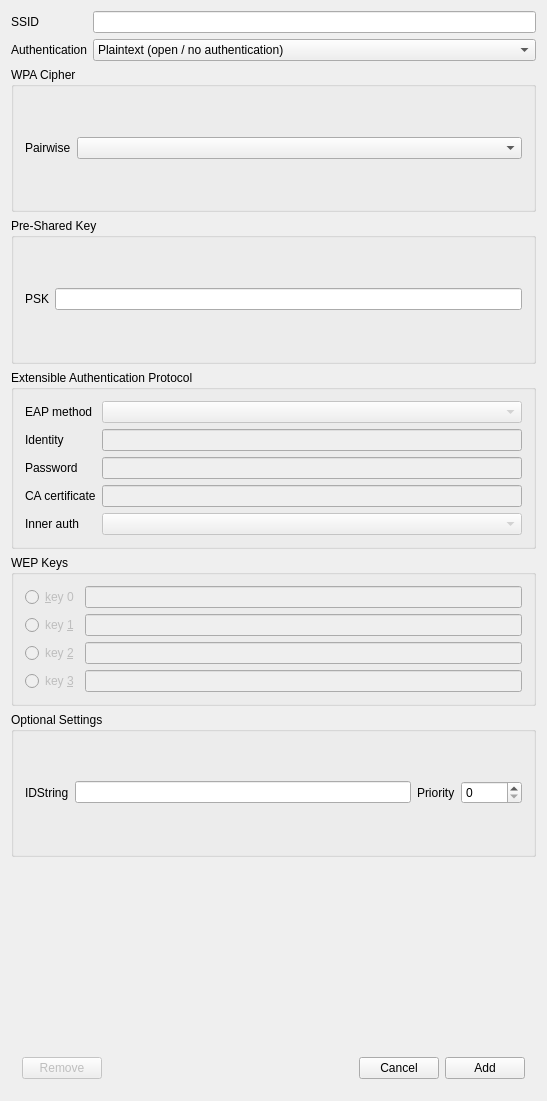
Above: src/networkconfig.ui from loh-tar/wpa-cute before the change. Below: the same form after it.
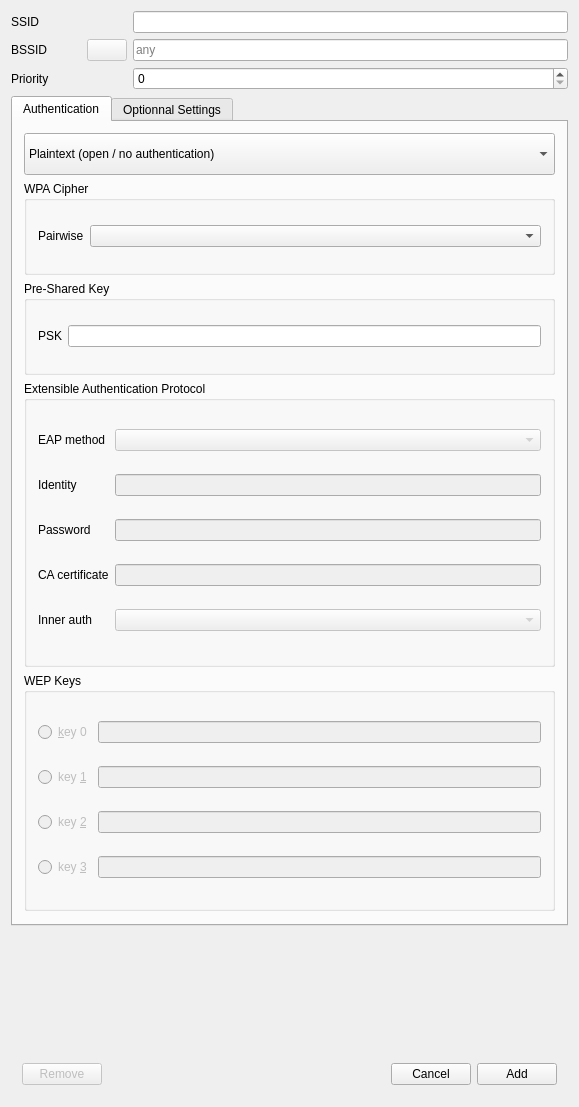
That is the form after the change. Icons and pictures are not drawn.

Commit message:
NetworkConfig: Add BSSID
...has been also time!

- Move Priority up to SSID/BSSID because I think it's important enough
  to have these prominent placement
- Move Optional Settings onto an own (new) tab, needs to be filled!
- Better working resize of the dialog to its content

```diff
--- a/src/networkconfig.ui
+++ b/src/networkconfig.ui
@@ -6,86 +6,338 @@
    <rect>
     <x>0</x>
     <y>0</y>
-    <width>547</width>
-    <height>1101</height>
+    <width>579</width>
+    <height>1107</height>
    </rect>
   </property>
   <property name="sizePolicy">
-   <sizepolicy hsizetype="Preferred" vsizetype="MinimumExpanding">
+   <sizepolicy hsizetype="MinimumExpanding" vsizetype="MinimumExpanding">
     <horstretch>0</horstretch>
     <verstretch>2</verstretch>
    </sizepolicy>
   </property>
+  <property name="minimumSize">
+   <size>
+    <width>570</width>
+    <height>400</height>
+   </size>
+  </property>
   <property name="windowTitle">
    <string>NetworkConfig</string>
   </property>
-  <layout class="QGridLayout" name="gridLayout_3">
-   <item row="6" column="0" colspan="2">
-    <widget class="QGroupBox" name="optionalSettingsBox">
+  <layout class="QGridLayout" name="gridLayout">
+   <item row="0" column="0">
+    <widget class="QLabel" name="ssidLabel">
+     <property name="toolTip">
+      <string>Network name  (mandatory) [ssid=]</string>
+     </property>
+     <property name="text">
+      <string>SSID</string>
+     </property>
+    </widget>
+   </item>
+   <item row="0" column="1">
+    <widget class="QLineEdit" name="ssidEdit">
+     <property name="toolTip">
+      <string>Network name (Service Set IDentifier)</string>
+     </property>
+     <property name="text">
+      <string/>
+     </property>
+    </widget>
+   </item>
+   <item row="1" column="0">
+    <layout class="QHBoxLayout" name="horizontalLayout_2">
+     <property name="spacing">
+      <number>0</number>
+     </property>
+     <property name="leftMargin">
+      <number>0</number>
+     </property>
+     <item>
+      <widget class="QLabel" name="label">
+       <property name="toolTip">
+        <string>Connect only to an AP with matching SSID/BSSID [bssid=]</string>
+       </property>
+       <property name="text">
+        <string>BSSID</string>
+       </property>
+      </widget>
+     </item>
+     <item>
+      <spacer name="horizontalSpacer_2">
+       <property name="orientation">
+        <enum>Qt::Horizontal</enum>
+       </property>
+       <property name="sizeHint" stdset="0">
+        <size>
+         <width>40</width>
+         <height>20</height>
+        </size>
+       </property>
+      </spacer>
+     </item>
+     <item>
+      <widget class="QPushButton" name="applyBssidButton">
      <property name="enabled">
-      <bool>true</bool>
-     </property>
+        <bool>false</bool>
+       </property>
+       <property name="toolTip">
+        <string>Can set the BSSID (sorry, later)</string>
+       </property>
+       <property name="layoutDirection">
+        <enum>Qt::RightToLeft</enum>
+       </property>
+       <property name="icon">
+        <iconset theme="emblem-system-symbolic">
+         <normaloff>.</normaloff>.</iconset>
+       </property>
+      </widget>
+     </item>
+    </layout>
+   </item>
+   <item row="1" column="1">
+    <widget class="QLineEdit" name="bssidEdit">
      <property name="sizePolicy">
-      <sizepolicy hsizetype="Preferred" vsizetype="Minimum">
-       <horstretch>0</horstretch>
+      <sizepolicy hsizetype="Expanding" vsizetype="Fixed">
+       <horstretch>1</horstretch>
        <verstretch>0</verstretch>
       </sizepolicy>
      </property>
-     <property name="title">
-      <string>Optional Settings</string>
+     <property name="toolTip">
+      <string>Basic Service Set Identification (BSSID) MAC Address of the AP</string>
      </property>
-     <layout class="QGridLayout">
-      <item row="0" column="1">
-       <widget class="QLineEdit" name="idstrEdit">
+     <property name="placeholderText">
+      <string>any</string>
+     </property>
+     <property name="clearButtonEnabled">
+      <bool>true</bool>
+     </property>
+    </widget>
+   </item>
+   <item row="2" column="0">
+    <widget class="QLabel" name="priorityLabel">
         <property name="toolTip">
-         <string>Network Identification String</string>
-        </property>
-       </widget>
-      </item>
-      <item row="0" column="3">
+      <string>A larger priority value result in sooner use [priority=]</string>
+     </property>
+     <property name="text">
+      <string>Priority</string>
+     </property>
+    </widget>
+   </item>
+   <item row="2" column="1">
        <widget class="QSpinBox" name="prioritySpinBox">
         <property name="toolTip">
          <string>Network Priority</string>
         </property>
         <property name="maximum">
-         <number>10000</number>
+      <number>999</number>
         </property>
         <property name="singleStep">
          <number>10</number>
         </property>
        </widget>
       </item>
+   <item row="3" column="0" colspan="2">
+    <widget class="QTabWidget" name="tabWidget">
+     <property name="sizePolicy">
+      <sizepolicy hsizetype="Preferred" vsizetype="MinimumExpanding">
+       <horstretch>0</horstretch>
+       <verstretch>0</verstretch>
+      </sizepolicy>
+     </property>
+     <property name="currentIndex">
+      <number>0</number>
+     </property>
+     <widget class="QWidget" name="authTab">
+      <property name="sizePolicy">
+       <sizepolicy hsizetype="Minimum" vsizetype="Fixed">
+        <horstretch>0</horstretch>
+        <verstretch>0</verstretch>
+       </sizepolicy>
+      </property>
+      <attribute name="title">
+       <string>Authentication</string>
+      </attribute>
+      <layout class="QVBoxLayout" name="verticalLayout">
+       <item>
+        <widget class="QComboBox" name="authSelect">
+         <property name="minimumSize">
+          <size>
+           <width>0</width>
+           <height>42</height>
+          </size>
+         </property>
+         <item>
+          <property name="text">
+           <string>Plaintext (open / no authentication)</string>
+          </property>
+         </item>
+         <item>
+          <property name="text">
+           <string>Static WEP (no authentication)</string>
+          </property>
+         </item>
+         <item>
+          <property name="text">
+           <string>Static WEP (Shared Key authentication)</string>
+          </property>
+         </item>
+         <item>
+          <property name="text">
+           <string>IEEE 802.1X</string>
+          </property>
+         </item>
+         <item>
+          <property name="text">
+           <string>WPA-Personal (PSK)</string>
+          </property>
+         </item>
+         <item>
+          <property name="text">
+           <string>WPA-Enterprise (EAP)</string>
+          </property>
+         </item>
+         <item>
+          <property name="text">
+           <string>WPA2-Personal (PSK)</string>
+          </property>
+         </item>
+         <item>
+          <property name="text">
+           <string>WPA2-Enterprise (EAP)</string>
+          </property>
+         </item>
+         <item>
+          <property name="text">
+           <string>Not Set (Defaults to WPA RSN)</string>
+          </property>
+         </item>
+        </widget>
+       </item>
+       <item>
+        <widget class="QGroupBox" name="encrBox">
+         <property name="sizePolicy">
+          <sizepolicy hsizetype="Preferred" vsizetype="Fixed">
+           <horstretch>0</horstretch>
+           <verstretch>0</verstretch>
+          </sizepolicy>
+         </property>
+         <property name="minimumSize">
+          <size>
+           <width>0</width>
+           <height>94</height>
+          </size>
+         </property>
+         <property name="maximumSize">
+          <size>
+           <width>16777215</width>
+           <height>94</height>
+          </size>
+         </property>
+         <property name="title">
+          <string>WPA Cipher</string>
+         </property>
+         <layout class="QGridLayout" name="gridLayout_4">
       <item row="0" column="0">
-       <widget class="QLabel" name="idstrLabel">
+           <widget class="QLabel" name="encrLabel">
         <property name="toolTip">
          <string>Network identifier string for external scripts [id_str=]</string>
         </property>
         <property name="text">
-         <string>IDString</string>
+             <string>Pairwise</string>
         </property>
        </widget>
       </item>
-      <item row="0" column="2">
-       <widget class="QLabel" name="priorityLabel">
+          <item row="0" column="1">
+           <widget class="QComboBox" name="encrSelect">
+            <property name="sizePolicy">
+             <sizepolicy hsizetype="Preferred" vsizetype="Fixed">
+              <horstretch>1</horstretch>
+              <verstretch>0</verstretch>
+             </sizepolicy>
+            </property>
+           </widget>
+          </item>
+         </layout>
+        </widget>
+       </item>
+       <item>
+        <widget class="QGroupBox" name="pskBox">
+         <property name="sizePolicy">
+          <sizepolicy hsizetype="Preferred" vsizetype="Fixed">
+           <horstretch>0</horstretch>
+           <verstretch>0</verstretch>
+          </sizepolicy>
+         </property>
+         <property name="minimumSize">
+          <size>
+           <width>0</width>
+           <height>94</height>
+          </size>
+         </property>
+         <property name="maximumSize">
+          <size>
+           <width>16777215</width>
+           <height>94</height>
+          </size>
+         </property>
+         <property name="title">
+          <string>Pre-Shared Key</string>
+         </property>
+         <layout class="QGridLayout" name="gridLayout_1">
+          <item row="0" column="0">
+           <widget class="QLabel" name="pskLabel">
         <property name="toolTip">
          <string>A larger priority value result in sooner use [priority=]</string>
         </property>
         <property name="text">
-         <string>Priority</string>
+             <string>PSK</string>
         </property>
        </widget>
       </item>
+          <item row="0" column="1">
+           <widget class="QLineEdit" name="pskEdit">
+            <property name="enabled">
+             <bool>true</bool>
+            </property>
+            <property name="toolTip">
+             <string>WPA/WPA2 pre-shared key or passphrase</string>
+            </property>
+            <property name="whatsThis">
+             <string/>
+            </property>
+            <property name="text">
+             <string/>
+            </property>
+            <property name="echoMode">
+             <enum>QLineEdit::Password</enum>
+            </property>
+           </widget>
+          </item>
      </layout>
     </widget>
    </item>
-   <item row="4" column="0" colspan="2">
+       <item>
     <widget class="QGroupBox" name="eapBox">
      <property name="sizePolicy">
-      <sizepolicy hsizetype="Preferred" vsizetype="Minimum">
+          <sizepolicy hsizetype="Preferred" vsizetype="Fixed">
        <horstretch>0</horstretch>
-       <verstretch>0</verstretch>
-      </sizepolicy>
-     </property>
+           <verstretch>4</verstretch>
+          </sizepolicy>
+         </property>
+         <property name="minimumSize">
+          <size>
+           <width>0</width>
+           <height>286</height>
+          </size>
+         </property>
+         <property name="maximumSize">
+          <size>
+           <width>16777215</width>
+           <height>286</height>
+          </size>
+         </property>
      <property name="title">
       <string>Extensible Authentication Protocol</string>
      </property>
@@ -187,66 +439,35 @@
      </layout>
     </widget>
    </item>
-   <item row="1" column="1">
-    <widget class="QComboBox" name="authSelect">
      <item>
-      <property name="text">
-       <string>Plaintext (open / no authentication)</string>
-      </property>
-     </item>
-     <item>
-      <property name="text">
-       <string>Static WEP (no authentication)</string>
-      </property>
-     </item>
-     <item>
-      <property name="text">
-       <string>Static WEP (Shared Key authentication)</string>
-      </property>
-     </item>
-     <item>
-      <property name="text">
-       <string>IEEE 802.1X</string>
-      </property>
-     </item>
-     <item>
-      <property name="text">
-       <string>WPA-Personal (PSK)</string>
-      </property>
-     </item>
-     <item>
-      <property name="text">
-       <string>WPA-Enterprise (EAP)</string>
-      </property>
-     </item>
-     <item>
-      <property name="text">
-       <string>WPA2-Personal (PSK)</string>
-      </property>
-     </item>
-     <item>
-      <property name="text">
-       <string>WPA2-Enterprise (EAP)</string>
-      </property>
-     </item>
-     <item>
-      <property name="text">
-       <string>Not Set (Defaults to WPA RSN)</string>
-      </property>
-     </item>
-    </widget>
-   </item>
-   <item row="5" column="0" colspan="2">
     <widget class="QGroupBox" name="wepBox">
      <property name="enabled">
       <bool>true</bool>
      </property>
      <property name="sizePolicy">
-      <sizepolicy hsizetype="Preferred" vsizetype="Minimum">
+          <sizepolicy hsizetype="Preferred" vsizetype="Fixed">
        <horstretch>0</horstretch>
        <verstretch>0</verstretch>
       </sizepolicy>
      </property>
+         <property name="minimumSize">
+          <size>
+           <width>0</width>
+           <height>238</height>
+          </size>
+         </property>
+         <property name="maximumSize">
+          <size>
+           <width>16777215</width>
+           <height>238</height>
+          </size>
+         </property>
+         <property name="baseSize">
+          <size>
+           <width>0</width>
+           <height>238</height>
+          </size>
+         </property>
      <property name="toolTip">
       <string>Static WEP keys [wep_key0..3=]</string>
      </property>
@@ -325,132 +546,80 @@
      </layout>
     </widget>
    </item>
-   <item row="3" column="0" colspan="2">
-    <widget class="QGroupBox" name="pskBox">
-     <property name="sizePolicy">
-      <sizepolicy hsizetype="Preferred" vsizetype="Minimum">
-       <horstretch>0</horstretch>
-       <verstretch>0</verstretch>
-      </sizepolicy>
-     </property>
-     <property name="title">
-      <string>Pre-Shared Key</string>
-     </property>
-     <layout class="QGridLayout" name="gridLayout_1">
-      <item row="0" column="0">
-       <widget class="QLabel" name="pskLabel">
-        <property name="toolTip">
-         <string>Pre Shared Key (Password) [psk=]</string>
-        </property>
-        <property name="text">
-         <string>PSK</string>
-        </property>
-       </widget>
-      </item>
-      <item row="0" column="1">
-       <widget class="QLineEdit" name="pskEdit">
-        <property name="enabled">
-         <bool>true</bool>
-        </property>
-        <property name="toolTip">
-         <string>WPA/WPA2 pre-shared key or passphrase</string>
-        </property>
-        <property name="whatsThis">
-         <string/>
-        </property>
-        <property name="text">
-         <string/>
-        </property>
-        <property name="echoMode">
-         <enum>QLineEdit::Password</enum>
-        </property>
-       </widget>
-      </item>
-     </layout>
-    </widget>
-   </item>
-   <item row="7" column="1">
+       <item>
     <spacer name="verticalSpacer">
      <property name="orientation">
       <enum>Qt::Vertical</enum>
      </property>
-     <property name="sizeType">
-      <enum>QSizePolicy::Maximum</enum>
-     </property>
      <property name="sizeHint" stdset="0">
       <size>
        <width>20</width>
-       <height>82</height>
+           <height>0</height>
       </size>
      </property>
     </spacer>
    </item>
-   <item row="1" column="0">
-    <widget class="QLabel" name="authLabel">
-     <property name="toolTip">
-      <string>List of accepted authenticated key management protocols [key_mgmt=]</string>
-     </property>
-     <property name="text">
-      <string>Authentication</string>
-     </property>
-    </widget>
-   </item>
-   <item row="0" column="1">
-    <widget class="QLineEdit" name="ssidEdit">
-     <property name="toolTip">
-      <string>Network name (Service Set IDentifier)</string>
-     </property>
-     <property name="text">
-      <string/>
-     </property>
-    </widget>
-   </item>
-   <item row="2" column="0" colspan="2">
-    <widget class="QGroupBox" name="encrBox">
-     <property name="minimumSize">
-      <size>
-       <width>0</width>
-       <height>104</height>
-      </size>
-     </property>
-     <property name="title">
-      <string>WPA Cipher</string>
-     </property>
-     <layout class="QGridLayout" name="gridLayout_4">
-      <item row="0" column="0">
-       <widget class="QLabel" name="encrLabel">
-        <property name="toolTip">
-         <string>List of accepted pairwise ciphers for WPA [pairwise=]</string>
-        </property>
-        <property name="text">
-         <string>Pairwise</string>
-        </property>
-       </widget>
-      </item>
-      <item row="0" column="1">
-       <widget class="QComboBox" name="encrSelect">
+      </layout>
+     </widget>
+     <widget class="QWidget" name="optTab">
         <property name="sizePolicy">
-         <sizepolicy hsizetype="Preferred" vsizetype="Fixed">
-          <horstretch>1</horstretch>
+       <sizepolicy hsizetype="Minimum" vsizetype="Fixed">
+        <horstretch>0</horstretch>
           <verstretch>0</verstretch>
          </sizepolicy>
         </property>
-       </widget>
-      </item>
-     </layout>
+      <attribute name="title">
+       <string>Optionnal Settings</string>
+      </attribute>
+      <layout class="QGridLayout" name="gridLayout_3">
+       <item row="0" column="1">
+        <widget class="QLineEdit" name="idstrEdit">
+         <property name="toolTip">
+          <string>Network Identification String</string>
+         </property>
     </widget>
    </item>
    <item row="0" column="0">
-    <widget class="QLabel" name="ssidLabel">
+        <widget class="QLabel" name="idstrLabel">
      <property name="toolTip">
       <string>Network name  (mandatory) [ssid=]</string>
      </property>
      <property name="text">
-      <string>SSID</string>
+          <string>IDString</string>
      </property>
     </widget>
    </item>
-   <item row="8" column="0" colspan="2" alignment="Qt::AlignBottom">
+       <item row="1" column="1">
+        <spacer name="verticalSpacer_2">
+         <property name="orientation">
+          <enum>Qt::Vertical</enum>
+         </property>
+         <property name="sizeHint" stdset="0">
+          <size>
+           <width>20</width>
+           <height>40</height>
+          </size>
+         </property>
+        </spacer>
+       </item>
+      </layout>
+     </widget>
+    </widget>
+   </item>
+   <item row="4" column="0" colspan="2">
+    <spacer name="verticalSpacer_3">
+     <property name="orientation">
+      <enum>Qt::Vertical</enum>
+     </property>
+     <property name="sizeHint" stdset="0">
+      <size>
+       <width>20</width>
+       <height>0</height>
+      </size>
+     </property>
+    </spacer>
+   </item>
+   <item row="5" column="0" colspan="2">
     <widget class="QFrame" name="frame">
      <property name="frameShape">
       <enum>QFrame::Box</enum>
```
Left out of the diff: 19 changed lines with no effect on the pictures. Lines whose indentation alone changed are shown as unchanged. The commit also changes 5 other files.
